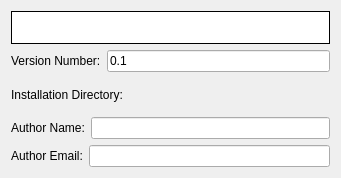
First picture: the form in properties.ui, repository KDE/kapptemplate, before the edit.
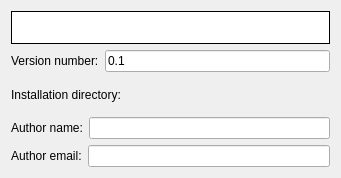
Second picture: the form after the edit. Custom widgets are drawn as their Qt base class.

The edit to the form file:
```diff
--- a/properties.ui
+++ b/properties.ui
@@ -445,7 +445,7 @@
        <item>
         <widget class="QLabel" name="versionLabel" >
          <property name="text" >
-          <string>Version Number:</string>
+          <string>Version number:</string>
          </property>
          <property name="buddy" >
           <cstring>kcfg_appVersion</cstring>
@@ -475,7 +475,7 @@
        <item>
         <widget class="QLabel" name="installLabel" >
          <property name="text" >
-          <string>Installation Directory:</string>
+          <string>Installation directory:</string>
          </property>
          <property name="buddy" >
           <cstring>kcfg_url</cstring>
@@ -499,7 +499,7 @@
        <item>
         <widget class="QLabel" name="authorLabel" >
          <property name="text" >
-          <string>Author Name:</string>
+          <string>Author name:</string>
          </property>
          <property name="buddy" >
           <cstring>kcfg_name</cstring>
@@ -529,7 +529,7 @@
        <item>
         <widget class="QLabel" name="emailLabel" >
          <property name="text" >
-          <string>Author Email:</string>
+          <string>Author email:</string>
          </property>
          <property name="buddy" >
           <cstring>kcfg_email</cstring>
```
